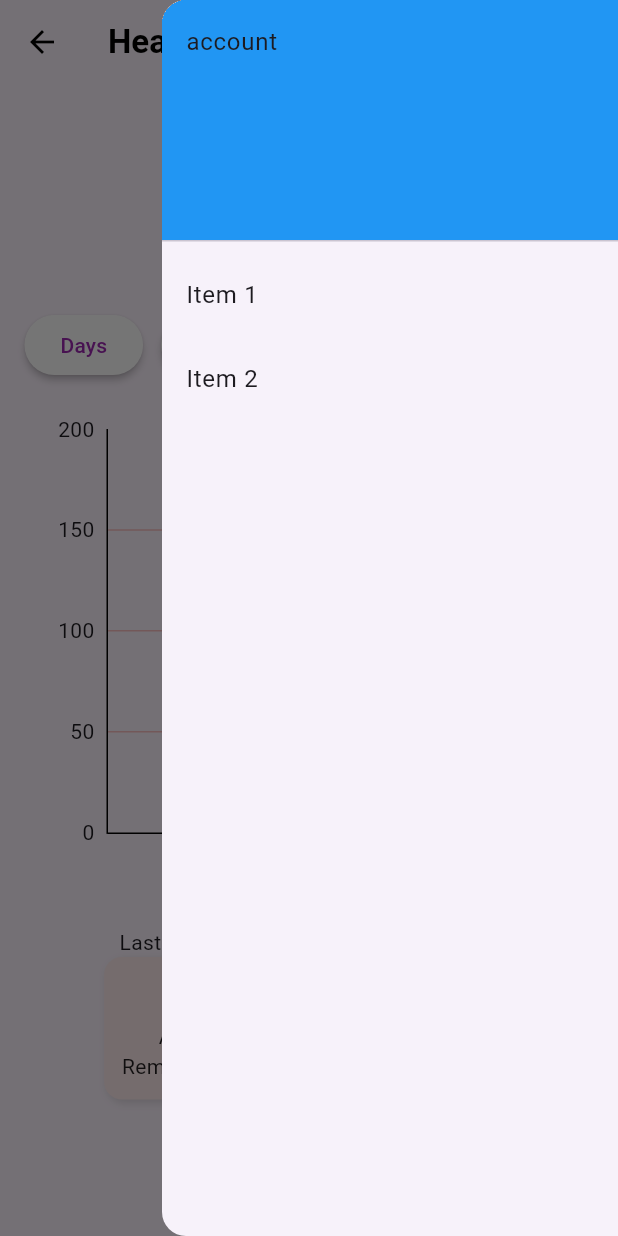
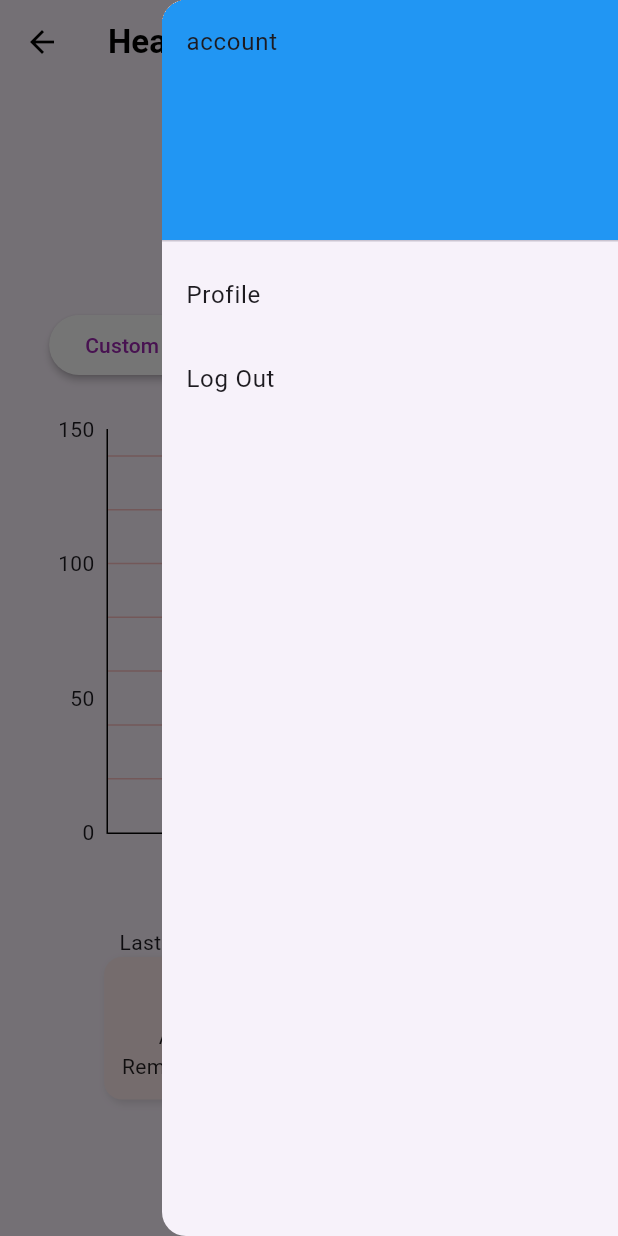
Before and after one commit to SongokuBlue/health, a Flutter app: the HeartPage screen opened directly, with the side drawer open, on a phone screen of 412 x 824 dp. Run offline on Flutter 3.47's test engine with Material 3 defaults, Android fonts, the phone set to English and light mode, and no system bars; drawn by our look-alikes of fl_chart; our stand-ins replace firebase_core, firebase_database, flutter_svg; missing offline and left inert: omni_datetime_picker; accounts and stored records are empty.

Commit message:
adding custom time range and fixing something in line chart

```diff
--- a/lib/bar/drawer.dart
+++ b/lib/bar/drawer.dart
@@ -14,7 +14,7 @@ class CustomDrawer extends StatelessWidget {
             child: Text('account'),
           ),
           ListTile(
-            title: const Text('Item 1'),
+            title: const Text('Profile'),
             onTap: () {
               // Update the state of the app.
               // ...
@@ -22,7 +22,7 @@ class CustomDrawer extends StatelessWidget {
             },
           ),
           ListTile(
-            title: const Text('Item 2'),
+            title: const Text('Log Out'),
             onTap: () {
               // Update the state of the app.
               // ...
--- a/lib/charts/line.dart
+++ b/lib/charts/line.dart
@@ -5,12 +5,16 @@ class LineChartWidget extends StatelessWidget {
   final List<DateTime> dates;
   final List<FlSpot> spots;
   final Color chartColor;
+  final double y_axis;
+  final String yAxisUnit;
 
   const LineChartWidget({
     super.key,
     required this.dates,
     required this.spots,
     required this.chartColor,
+    required this.y_axis,
+    required this.yAxisUnit,
   });
 
   @override
@@ -23,11 +27,10 @@ class LineChartWidget extends StatelessWidget {
           minX: 0,
           maxX: (dates.length - 1).toDouble(),
           minY: 0,
-          maxY: 200,
+          maxY: y_axis,
           gridData: FlGridData(
             show: true,
-            drawVerticalLine: true, // bỏ grid dọc để đỡ rối
-            verticalInterval: 5,
+            drawVerticalLine: false, // bỏ grid dọc để đỡ rối
             drawHorizontalLine: true,
             getDrawingHorizontalLine: (value) {
               return FlLine(
@@ -119,7 +122,7 @@ class LineChartWidget extends StatelessWidget {
                       "${date.hour}:${date.minute.toString().padLeft(2, '0')}";
 
                   return LineTooltipItem(
-                    "${spot.y.toStringAsFixed(1)} bpm\n$dateStr",
+                    "${spot.y.toStringAsFixed(1)}  $yAxisUnit \n$dateStr",
                     const TextStyle(color: Colors.white, fontSize: 12),
                   );
                 }).toList();
--- a/lib/pages/heart.dart
+++ b/lib/pages/heart.dart
@@ -1,6 +1,6 @@
 import 'package:flutter/material.dart';
 import 'package:fl_chart/fl_chart.dart';
-
+import 'package:omni_datetime_picker/omni_datetime_picker.dart';
 import 'package:health/charts/line.dart';
 import 'package:health/bar/drawer.dart';
 import 'package:health/services/firebase_data.dart';
@@ -94,7 +94,7 @@ class _HeartPageState extends State<HeartPage> {
               child: Column(
                 mainAxisAlignment: MainAxisAlignment.center,
                 children: [
-                  Text("Last Measured result",
+                  Text("Last Measured",
                       style: TextStyle(fontSize: 20, fontWeight: FontWeight.bold)),
                   Text("${logs.isNotEmpty ? logs.last.heartRate.toStringAsFixed(1) : '0.0'} bpm",
                       style: TextStyle(fontSize: 20, fontWeight: FontWeight.bold)),
@@ -107,8 +107,7 @@ class _HeartPageState extends State<HeartPage> {
             Row(
               mainAxisAlignment: MainAxisAlignment.center,
               children: [
-                _buildFilterButton("Days"),
-                _buildFilterButton("Week"),
+                _buildCustomDateRangeButton(),
                 _buildFilterButton("1Hour"),
                 _buildFilterButton("2Hours"),
               ],
@@ -116,7 +115,7 @@ class _HeartPageState extends State<HeartPage> {
             SizedBox(height: 32),
             // Biểu đồ trực tiếp không container
             LineChartWidget(
-                dates: filterdates, spots: spots, chartColor: Colors.red),
+                dates: filterdates, spots: spots, chartColor: Colors.red, y_axis: 150.0,yAxisUnit: "bpm"),
             SizedBox(height: 32),
             Text("Last updated: ${_lastUpdated.toString()}"),
             Container(
@@ -192,12 +191,6 @@ class _HeartPageState extends State<HeartPage> {
         DateTime startDate;
 
         switch (filter) {
-          case "Days":
-            startDate = now.subtract(Duration(days: 1));
-            break;
-          case "Week":
-            startDate = now.subtract(Duration(days: 7));
-            break;
           case "1Hour":
             startDate = now.subtract(Duration(hours: 1));
             break;
@@ -232,4 +225,68 @@ class _HeartPageState extends State<HeartPage> {
         "${date.minute.toString().padLeft(2, '0')}";
   }
 
+  Widget _buildCustomDateRangeButton() {
+    return Padding(
+      padding: const EdgeInsets.symmetric(horizontal: 6),
+      child: ElevatedButton(
+        child: Text("Custom Range"),
+        style: ElevatedButton.styleFrom(
+          backgroundColor: selectedFilter == "Custom" ? Colors.purple : Colors.white,
+          foregroundColor: selectedFilter == "Custom" ? Colors.white : Colors.purple,
+          shape: StadiumBorder(),
+          elevation: 2,
+        ),
+        onPressed: () async { //on press này có sẵn rồi
+          List<DateTime>? dateTimeList = await showOmniDateTimeRangePicker(
+            context: context,
+            startInitialDate: DateTime.now().subtract(Duration(hours: 1)),
+            startFirstDate: DateTime(2000),
+            startLastDate: DateTime.now(),
+            endInitialDate: DateTime.now(),
+            endFirstDate: DateTime(2000),
+            endLastDate: DateTime.now(),
+            is24HourMode: true,
+            isShowSeconds: false,
+            minutesInterval: 1,
+            secondsInterval: 1,
+            borderRadius: BorderRadius.all(Radius.circular(16)),
+            constraints: BoxConstraints(maxWidth: 350, maxHeight: 650),
+            transitionBuilder: (context, anim1, anim2, child) {
+              return FadeTransition(
+                opacity: anim1.drive(
+                  Tween(begin: 0, end: 1),
+                ),
+                child: child,
+              );
+            },
+            transitionDuration: Duration(milliseconds: 200),
+            barrierDismissible: true,
+          );
+
+          if (dateTimeList != null && dateTimeList.length == 2) {
+            DateTime start = dateTimeList[0];
+            DateTime end = dateTimeList[1];
+
+            List<FlSpot> newSpots = [];
+            List<DateTime> newDates = [];
+
+            for (int i = 0; i < logs.length; i++) {
+              if (logs[i].timestamp.isAfter(start) &&
+                  logs[i].timestamp.isBefore(end)) {
+                newSpots.add(FlSpot(newDates.length.toDouble(), logs[i].heartRate));
+                newDates.add(logs[i].timestamp);
+              }
+            }
+
+            setState(() {
+              selectedFilter = "Custom";
+              spots = newSpots;
+              filterdates = newDates;
+            });
+          }
+        },
+      ),
+    );
+  }
+
 }
--- a/lib/pages/oxygen.dart
+++ b/lib/pages/oxygen.dart
@@ -123,7 +123,7 @@ class _OxyPageState extends State<oxygen> {
             ),
             SizedBox(height: 32),
             // Biểu đồ trực tiếp không container
-            LineChartWidget(dates: filterdates, spots: spots,chartColor: Colors.greenAccent,),
+            LineChartWidget(dates: filterdates, spots: spots,chartColor: Colors.greenAccent,y_axis:100,yAxisUnit: "%",),
             SizedBox(height: 32),
             Text("Last updated: ${_lastUpdated.toString()}"),
             Container(
--- a/pubspec.yaml
+++ b/pubspec.yaml
@@ -39,6 +39,7 @@ dependencies:
   liquid_pull_to_refresh: ^3.0.1
   firebase_database: ^11.3.6
   firebase_core: ^3.13.1
+  omni_datetime_picker: ^2.1.1
 dev_dependencies:
   flutter_test:
     sdk: flutter
```
Also changed, not shown: pubspec.lock.
